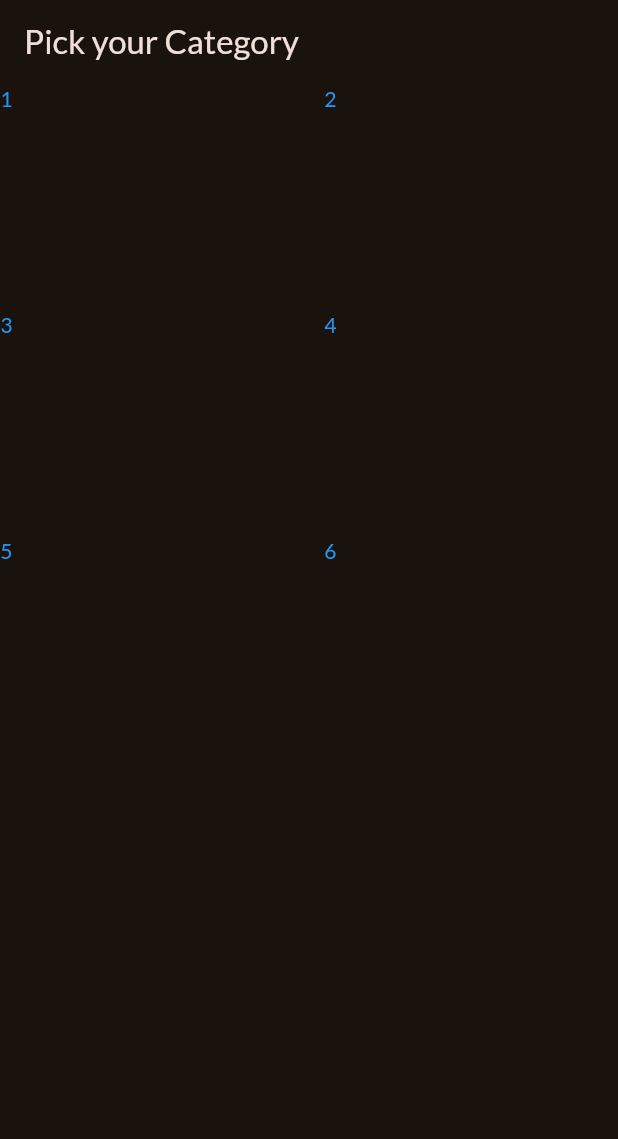
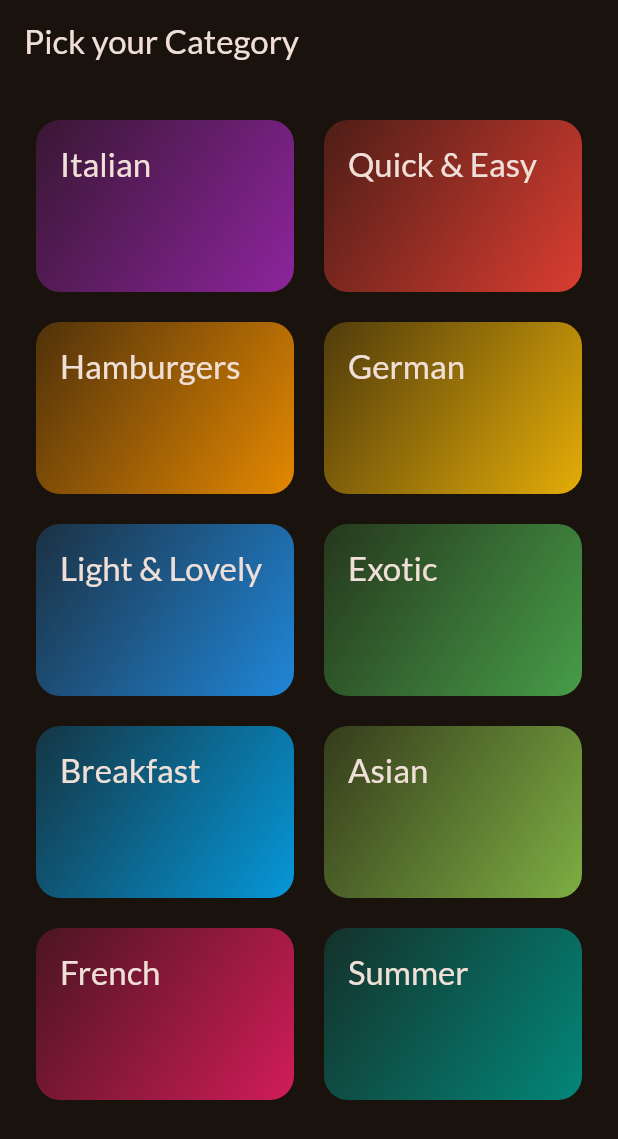
Before and after one commit to Daffnel/resturang_app, a Flutter app: the screen it shows after launch, on a phone screen of 412 x 824 dp. Shown: the top 1139 px of the screen. Run offline on Flutter 3.47's test engine with Material 3 defaults, Android fonts, the phone set to English and light mode, and no system bars; our stand-ins replace google_fonts.

Commit message:
Category grid

```diff
--- a/lib/categories.dart
+++ /dev/null
@@ -1,48 +0,0 @@
-import 'package:flutter/material.dart';
-
-class CategoriesScreen extends StatelessWidget {
-  const CategoriesScreen({super.key});
-
-  @override
-  Widget build(BuildContext context) {
-    return Scaffold(
-      appBar: AppBar(
-        title: const Text('Pick your Category'),
-      ),
-      body: GridView(
-        gridDelegate: const SliverGridDelegateWithFixedCrossAxisCount(
-          crossAxisCount: 2,
-          childAspectRatio: 3 / 2,
-          crossAxisSpacing: 20,
-          mainAxisSpacing: 20,
-        ),
-        children: [
-          Text(
-            '1',
-            style: TextStyle(color: Colors.blue),
-          ),
-          Text(
-            '2',
-            style: TextStyle(color: Colors.blue),
-          ),
-          Text(
-            '3',
-            style: TextStyle(color: Colors.blue),
-          ),
-          Text(
-            '4',
-            style: TextStyle(color: Colors.blue),
-          ),
-          Text(
-            '5',
-            style: TextStyle(color: Colors.blue),
-          ),
-          Text(
-            '6',
-            style: TextStyle(color: Colors.blue),
-          ),
-        ],
-      ),
-    );
-  }
-}
--- /dev/null
+++ b/lib/data/dummy_data.dart
@@ -0,0 +1,55 @@
+import 'package:resturang_app/models/category.dart';
+import 'package:flutter/material.dart';
+
+final availableCategories = [
+  Category(
+    id: 'c1',
+    title: 'Italian',
+    color: Colors.purple,
+  ),
+  Category(
+    id: 'c2',
+    title: 'Quick & Easy',
+    color: Colors.red,
+  ),
+  Category(
+    id: 'c3',
+    title: 'Hamburgers',
+    color: Colors.orange,
+  ),
+  Category(
+    id: 'c4',
+    title: 'German',
+    color: Colors.amber,
+  ),
+  Category(
+    id: 'c5',
+    title: 'Light & Lovely',
+    color: Colors.blue,
+  ),
+  Category(
+    id: 'c6',
+    title: 'Exotic',
+    color: Colors.green,
+  ),
+  Category(
+    id: 'c7',
+    title: 'Breakfast',
+    color: Colors.lightBlue,
+  ),
+  Category(
+    id: 'c8',
+    title: 'Asian',
+    color: Colors.lightGreen,
+  ),
+  Category(
+    id: 'c9',
+    title: 'French',
+    color: Colors.pink,
+  ),
+  Category(
+    id: 'c10',
+    title: 'Summer',
+    color: Colors.teal,
+  ),
+];
--- a/lib/main.dart
+++ b/lib/main.dart
@@ -1,7 +1,7 @@
 import 'package:flutter/material.dart';
 
 import 'package:google_fonts/google_fonts.dart';
-import 'package:resturang_app/categories.dart';
+import 'package:resturang_app/screens/categories.dart';
 
 final theme = ThemeData(
   useMaterial3: true,
--- /dev/null
+++ b/lib/models/category.dart
@@ -0,0 +1,9 @@
+import 'package:flutter/material.dart';
+
+class Category {
+  Category({required this.title, this.color = Colors.orange, required this.id});
+
+  final String id;
+  final String title;
+  final Color color;
+}
--- /dev/null
+++ b/lib/screens/categories.dart
@@ -0,0 +1,29 @@
+import 'package:flutter/material.dart';
+import 'package:resturang_app/data/dummy_data.dart';
+import 'package:resturang_app/widgets/category_grid_item.dart';
+
+class CategoriesScreen extends StatelessWidget {
+  const CategoriesScreen({super.key});
+
+  @override
+  Widget build(BuildContext context) {
+    return Scaffold(
+      appBar: AppBar(
+        title: const Text('Pick your Category'),
+      ),
+      body: GridView(
+        padding: const EdgeInsets.all(24),
+        gridDelegate: const SliverGridDelegateWithFixedCrossAxisCount(
+          crossAxisCount: 2,
+          childAspectRatio: 3 / 2,
+          crossAxisSpacing: 20,
+          mainAxisSpacing: 20,
+        ),
+        children: [
+          // for (final category in availableCategories) CategoryGridItem(category: category),
+          ...availableCategories.map((item) => CategoryGridItem(category: item)),
+        ],
+      ),
+    );
+  }
+}
--- /dev/null
+++ b/lib/widgets/category_grid_item.dart
@@ -0,0 +1,39 @@
+import 'dart:ui';
+
+import 'package:flutter/material.dart';
+import 'package:resturang_app/models/category.dart';
+
+class CategoryGridItem extends StatelessWidget {
+  const CategoryGridItem({super.key, required this.category});
+
+  final Category category;
+
+  @override
+  Widget build(BuildContext context) {
+    return InkWell(
+      //splashColor: Theme.of(context).primaryColor,
+      borderRadius: BorderRadius.circular(16),
+      onTap: () {},
+      child: Container(
+        padding: EdgeInsets.all(16),
+        decoration: BoxDecoration(
+          borderRadius: BorderRadius.circular(16),
+          gradient: LinearGradient(
+            colors: [
+              category.color.withAlpha(60),
+              category.color.withAlpha(225),
+            ],
+            begin: AlignmentGeometry.topStart,
+            end: AlignmentGeometry.bottomRight,
+          ),
+        ),
+        child: Text(
+          category.title,
+          style: Theme.of(
+            context,
+          ).textTheme.titleLarge!.copyWith(color: Theme.of(context).colorScheme.onBackground),
+        ),
+      ),
+    );
+  }
+}
--- a/pubspec.yaml
+++ b/pubspec.yaml
@@ -35,6 +35,7 @@
   # Use with the CupertinoIcons class for iOS style icons.
   cupertino_icons: ^1.0.8
   google_fonts: ^8.1.0
+  uuid: ^4.5.3
 
 dev_dependencies:
   flutter_test:
```
Also changed, not shown: pubspec.lock.
